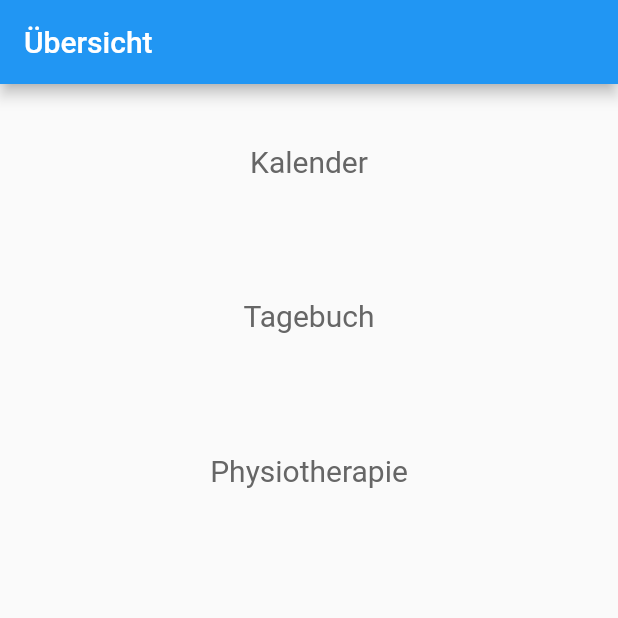
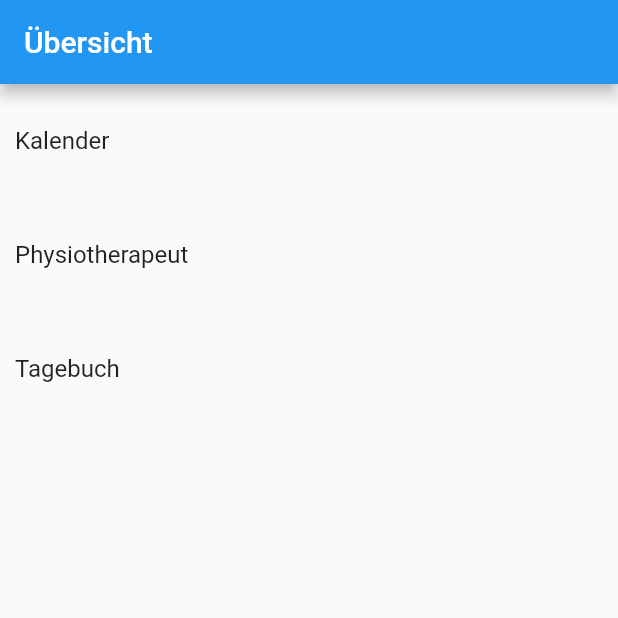
Before and after one commit to Frederik-Roeckle/casestudy, a Flutter app: the screen it shows after launch, on a phone screen of 412 x 824 dp, the top half of it. Run offline on Flutter 3.47's test engine with Material 2 defaults, Android fonts, the phone set to English and light mode, and no system bars.

```diff
--- /dev/null
+++ b/lib/Kategorien.dart
@@ -0,0 +1,5 @@
+class Kategorien {
+  final String name;
+  final String route;
+  Kategorien({this.name, this.route});
+}
--- a/lib/homescreen.dart
+++ b/lib/homescreen.dart
@@ -1,27 +1,34 @@
+import 'package:flutter_app_casestudy/Kategorien.dart';
+
 import 'styles.dart';
 import 'package:flutter/material.dart';
 
 class HomescreenList extends StatelessWidget {
+  final List<Kategorien> kategorien;
+
+  HomescreenList(this.kategorien);
+
   @override
   Widget build(BuildContext context) {
     return Scaffold(
-        appBar: AppBar(title: Text("Übersicht")),
-        body: Column(
-          mainAxisAlignment: MainAxisAlignment.start,
-          crossAxisAlignment: CrossAxisAlignment.stretch,
-          children: [
-            _function("Kalender"),
-            _function("Tagebuch"),
-            _function("Physiotherapie")
-          ],
-        ));
+      appBar: AppBar(title: Text("Übersicht")),
+      body: ListView.builder(
+        itemCount: this.kategorien.length,
+        itemBuilder: _listViewItemBuilder,
+      ),
+    );
   }
 
-  Widget _function(String title) {
-    return Container(
-      padding: EdgeInsets.fromLTRB(40.0, 40.0, 40.0, 40.0),
-      child:
-          Text(title, textAlign: TextAlign.center, style: Styles.textDefault),
-    );
+  Widget _listViewItemBuilder(BuildContext context, int index) {
+    var kategorien = this.kategorien[index];
+    return ListTile(
+        contentPadding: EdgeInsets.all(10.0),
+        title: Text(kategorien.name),
+        onTap: () => _navigationToKategorieDetail(context, kategorien));
+  }
+
+  void _navigationToKategorieDetail(
+      BuildContext context, Kategorien kategorie) {
+    Navigator.pushNamed(context, kategorie.route);
   }
 }
```
Also changed, not shown: lib/Kalender.dart (added, +15 -0 lines), lib/Physiotherapie.dart (added, +15 -0 lines), lib/Routes.dart (added, +12 -0 lines), lib/Tagebuch.dart (added, +15 -0 lines), lib/main.dart (+16 -1 lines), 1 other file.
